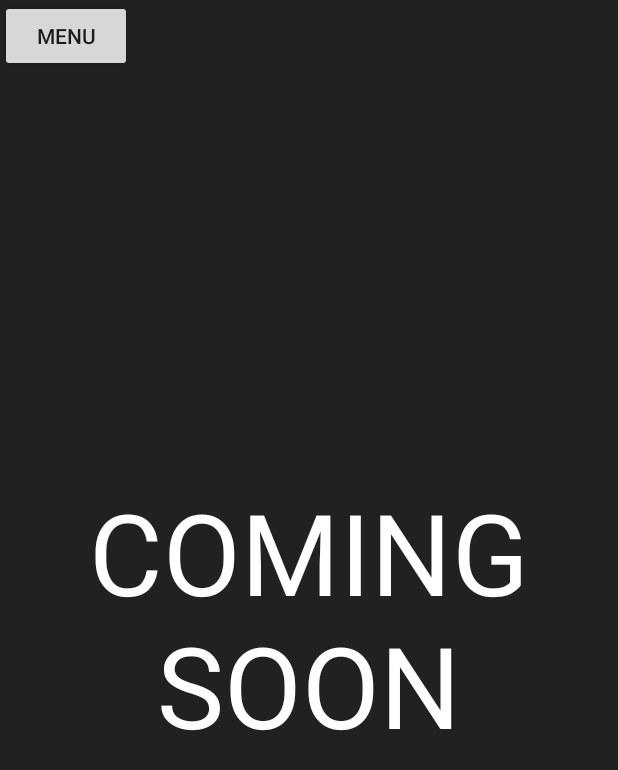
After one commit to stealmyhousekey/bruhssianroulette, an Android app: the SettingsActivity screen opened directly, with no data from a screen before it, on a phone screen of 412 x 824 dp. The commit adds this screen. Shown: the top 770 px of the screen. Run offline under Robolectric (Android 15) with nearby library versions, the phone set to English and light mode, and no system bars.

```diff
--- a/BRUH/src/main/AndroidManifest.xml
+++ b/BRUH/src/main/AndroidManifest.xml
@@ -4,7 +4,6 @@
     package="com.stelmo.brtest">
 
     <uses-sdk android:minSdkVersion="14" />
-
 
     <uses-permission android:name="android.permission.ACCESS_WIFI_STATE" />
     <uses-permission android:name="android.permission.CHANGE_WIFI_STATE" />
@@ -20,7 +19,8 @@
         android:icon="@drawable/ic_launcher"
         android:label="@string/app_name"
         android:theme="@style/AppTheme">
-        <activity android:name=".NetworkActivity"></activity>
+        <activity android:name=".SettingsActivity"></activity>
+        <activity android:name=".NetworkActivity" />
         <activity android:name=".MainActivity" />
         <activity
             android:name=".HomeActivity"
--- a/BRUH/src/main/java/com/stelmo/brtest/HomeActivity.kt
+++ b/BRUH/src/main/java/com/stelmo/brtest/HomeActivity.kt
@@ -33,7 +33,7 @@ class HomeActivity : AppCompatActivity() {
 //        }
 
         settingsButton.setOnClickListener{
-            val intent = Intent(baseContext, MainActivity::class.java)
+            val intent = Intent(baseContext, SettingsActivity::class.java)
             startActivity(intent)
         }
 
--- /dev/null
+++ b/BRUH/src/main/java/com/stelmo/brtest/SettingsActivity.kt
@@ -0,0 +1,22 @@
+package com.stelmo.brtest
+
+import android.content.Intent
+import android.support.v7.app.AppCompatActivity
+import android.os.Bundle
+import android.widget.Button
+
+class SettingsActivity : AppCompatActivity() {
+
+    override fun onCreate(savedInstanceState: Bundle?) {
+        super.onCreate(savedInstanceState)
+        setContentView(R.layout.activity_settings)
+
+        val menuButton = findViewById(R.id.s_menu_button) as Button
+
+        menuButton.setOnClickListener{
+            val intent = Intent(baseContext, HomeActivity::class.java)
+            startActivity(intent)
+        }
+
+    }
+}
--- a/BRUH/src/main/java/com/stelmo/brtest/TextDrawable.java
+++ b/BRUH/src/main/java/com/stelmo/brtest/TextDrawable.java
@@ -30,7 +30,8 @@ public class TextDrawable extends Drawable {
     @Override
     public void draw(Canvas canvas) {
         Rect bounds = getBounds();
-        canvas.drawText(text, bounds.centerX() - 15f /*just a lazy attempt to centre the text*/ * text.length(), bounds.centerY() + 15f, paint);
+        //no text, but leaving for debugging
+        //canvas.drawText(text, bounds.centerX() - 15f /*just a lazy attempt to centre the text*/ * text.length(), bounds.centerY() + 15f, paint);
     }
 
     @Override
--- /dev/null
+++ b/BRUH/src/main/res/layout/activity_settings.xml
@@ -0,0 +1,24 @@
+<RelativeLayout xmlns:android="http://schemas.android.com/apk/res/android"
+    xmlns:app="http://schemas.android.com/apk/res-auto"
+    android:layout_width="match_parent"
+    android:layout_height="match_parent">
+
+
+    <Button
+        android:id="@+id/s_menu_button"
+        android:layout_width="wrap_content"
+        android:layout_height="wrap_content"
+        android:text="MENU" />
+
+    <TextView
+        android:id="@+id/settingsText"
+        android:layout_width="wrap_content"
+        android:layout_height="wrap_content"
+        android:layout_centerInParent="true"
+        android:gravity="center_horizontal"
+        android:text="COMING SOON"
+        android:textColor="@color/grey_1000"
+        android:textSize="75sp" />
+
+
+</RelativeLayout>
```
Also changed, not shown: BRUH/src/main/java/com/stelmo/brtest/MainActivity.kt (+27 -5 lines), BRUH/src/main/res/layout/activity_home.xml (+4 -3 lines), BRUH/src/main/res/layout/activity_main.xml (+10 -8 lines), BRUH/src/main/res/layout/custom_dialog.xml (added, +30 -0 lines).
